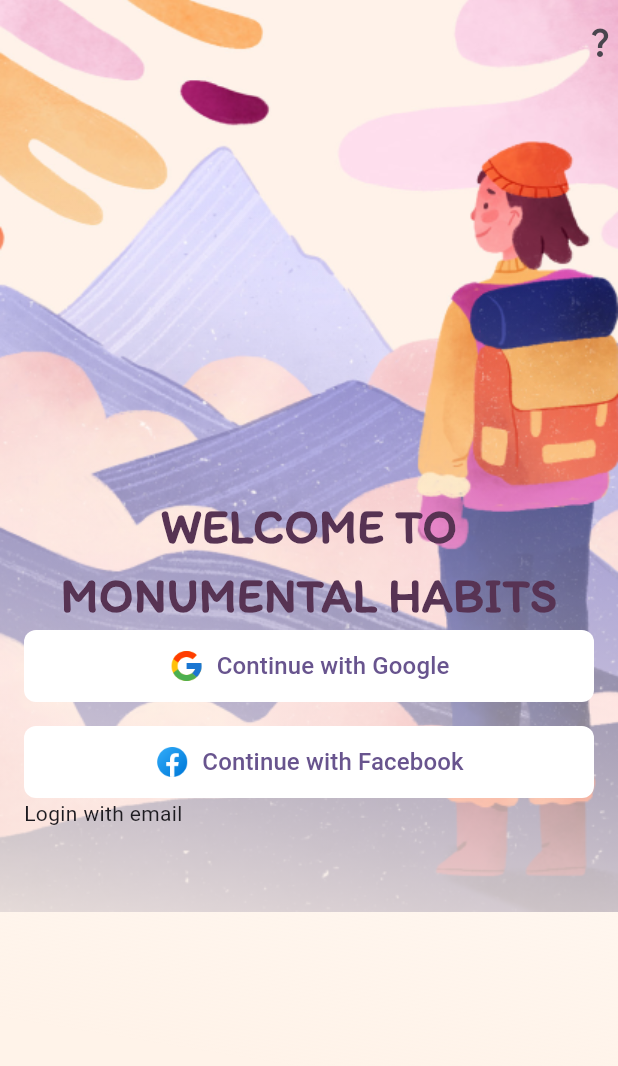
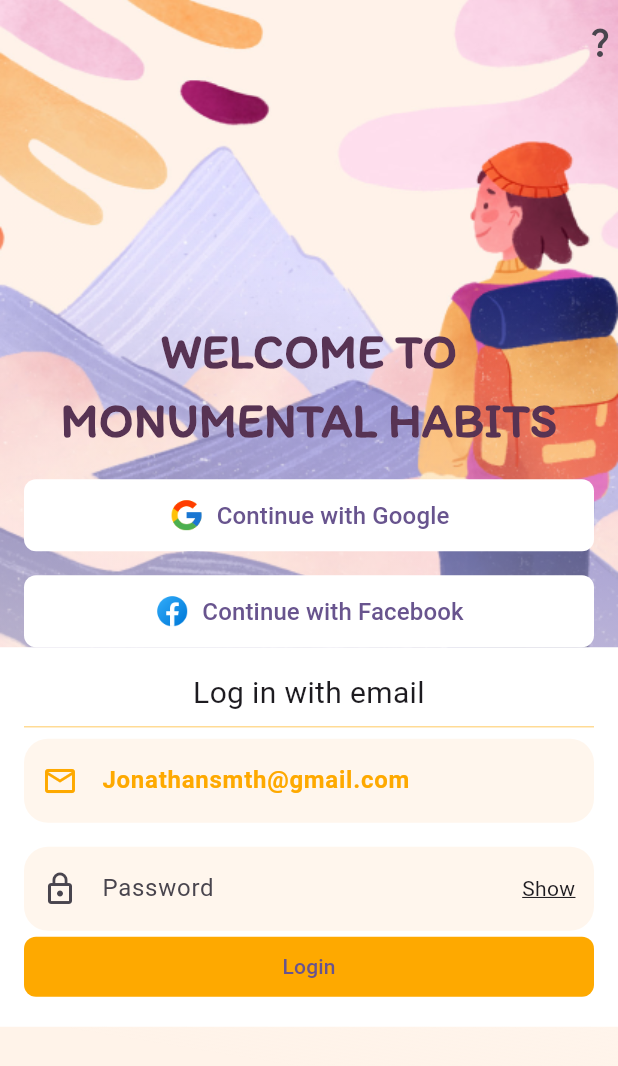
Before and after one commit to boypaida12/habits_ui, a Flutter app: the screen it shows after launch, on a phone screen of 412 x 824 dp. Shown: the top 1066 px of the screen. Run offline on Flutter 3.47's test engine with Material 3 defaults, Android fonts, the light colour scheme and no system bars; missing offline and left inert: introduction_slider.

Commit message:
Update register screen UI.

```diff
--- a/lib/auth_screens/register.dart
+++ b/lib/auth_screens/register.dart
@@ -1,4 +1,4 @@
-// ignore_for_file: prefer_const_constructors
+// ignore_for_file: prefer_const_constructors, prefer_const_literals_to_create_immutables
 
 import 'package:flutter/material.dart';
 
@@ -45,12 +45,13 @@ class _RegisterState extends State<Register> {
               backgroundColor: Colors.transparent,
               actions: [Icon(Icons.question_mark)],
             ),
-            body: Padding(
-              padding: EdgeInsets.symmetric(horizontal: 16),
-              child: Column(
+            body: Column(
               mainAxisAlignment: MainAxisAlignment.center,
               children: [
-                  Text(
+                Padding(
+                  padding: const EdgeInsets.symmetric(
+                      vertical: 16.0, horizontal: 32),
+                  child: Text(
                     'Welcome to Monumental Habits'.toUpperCase(),
                     style: const TextStyle(
                       color: Color.fromARGB(255, 87, 51, 83),
@@ -60,7 +61,10 @@ class _RegisterState extends State<Register> {
                     ),
                     textAlign: TextAlign.center,
                   ),
-                  Column(
+                ),
+                Padding(
+                  padding: const EdgeInsets.symmetric(horizontal: 16),
+                  child: Column(
                     children: [
                       Row(
                         children: [
@@ -129,15 +133,101 @@ class _RegisterState extends State<Register> {
                       ),
                     ],
                   ),
-                  Column(
-                    mainAxisAlignment: MainAxisAlignment.end,
+                ),
+                Align(
+                  alignment: Alignment.bottomCenter,
+                  child: Container(
+                    padding: EdgeInsets.all(16),
+                    color: Colors.white,
+                    child: Column(
+                      mainAxisAlignment: MainAxisAlignment.spaceEvenly,
                       crossAxisAlignment: CrossAxisAlignment.stretch,
                       children: [
-                      Text('Login with email',)
+                        Text(
+                          'Log in with email',
+                          style: TextStyle(
+                            fontSize: 20,
+                          ),
+                          textAlign: TextAlign.center,
+                        ),
+                        Divider(
+                          color: Color.fromARGB(106, 254, 169, 0),
+                        ),
+                        Column(
+                          children: [
+                            TextField(
+                              decoration: InputDecoration(
+                                  filled: true,
+                                  fillColor: Color.fromARGB(255, 255, 246, 237),
+                                  prefixIcon: Icon(Icons.email_outlined),
+                                  prefixIconColor:
+                                      Color.fromARGB(255, 254, 169, 0),
+                                  hintText: 'Jonathansmth@gmail.com',
+                                  hintStyle: TextStyle(
+                                    color: Color.fromARGB(255, 254, 169, 0),
+                                    fontWeight: FontWeight.bold,
+                                  ),
+                                  border: OutlineInputBorder(
+                                    borderSide: BorderSide.none,
+                                    borderRadius: BorderRadius.circular(16),
+                                  )),
+                            ),
+                            SizedBox(height: 16),
+                            TextField(
+                              obscureText: true,
+                              obscuringCharacter: '*',
+                              decoration: InputDecoration(
+                                  filled: true,
+                                  fillColor: Color.fromARGB(255, 255, 246, 237),
+                                  prefixIcon: Icon(Icons.lock_outline),
+                                  suffixIcon: Row(
+                                    mainAxisSize: MainAxisSize
+                                        .min, // Ensures minimal width
+                                    children: [
+                                      Text(
+                                        'Show',
+                                        style: TextStyle(
+                                          decoration: TextDecoration.underline,
+                                        ),
+                                      ),
+                                    ],
+                                  ),
+                                  hintText: 'Password',
+                                  border: OutlineInputBorder(
+                                    borderSide: BorderSide.none,
+                                    borderRadius: BorderRadius.circular(16),
+                                  )),
+                            ),
+                          ],
+                        ),
+                        Row(
+                          children: [
+                            Expanded(
+                              child: ElevatedButton(
+                                  style: ButtonStyle(
+                                    backgroundColor:
+                                        MaterialStateProperty.all<Color>(
+                                            Color.fromARGB(255, 254, 169, 0)),
+                                    shape: MaterialStateProperty.all<
+                                        RoundedRectangleBorder>(
+                                      RoundedRectangleBorder(
+                                          borderRadius:
+                                              BorderRadius.circular(8)),
+                                    ),
+                                    elevation: MaterialStateProperty.all(0),
+                                  ),
+                                  onPressed: () {},
+                                  child: Text(
+                                    'Login',
+                                  )),
+                            )
                           ],
                         )
                       ],
                     ),
+                  ),
+                ),
+              ],
             ),
           ),
         ),
```
Lines whose indentation alone changed are shown as unchanged.
